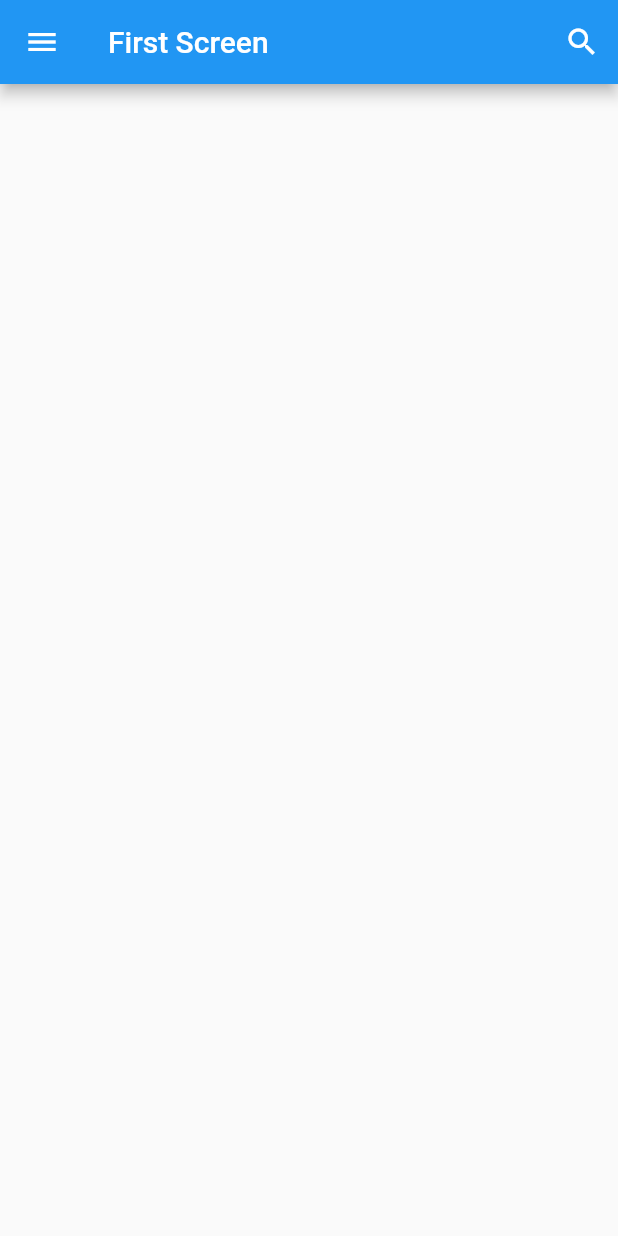
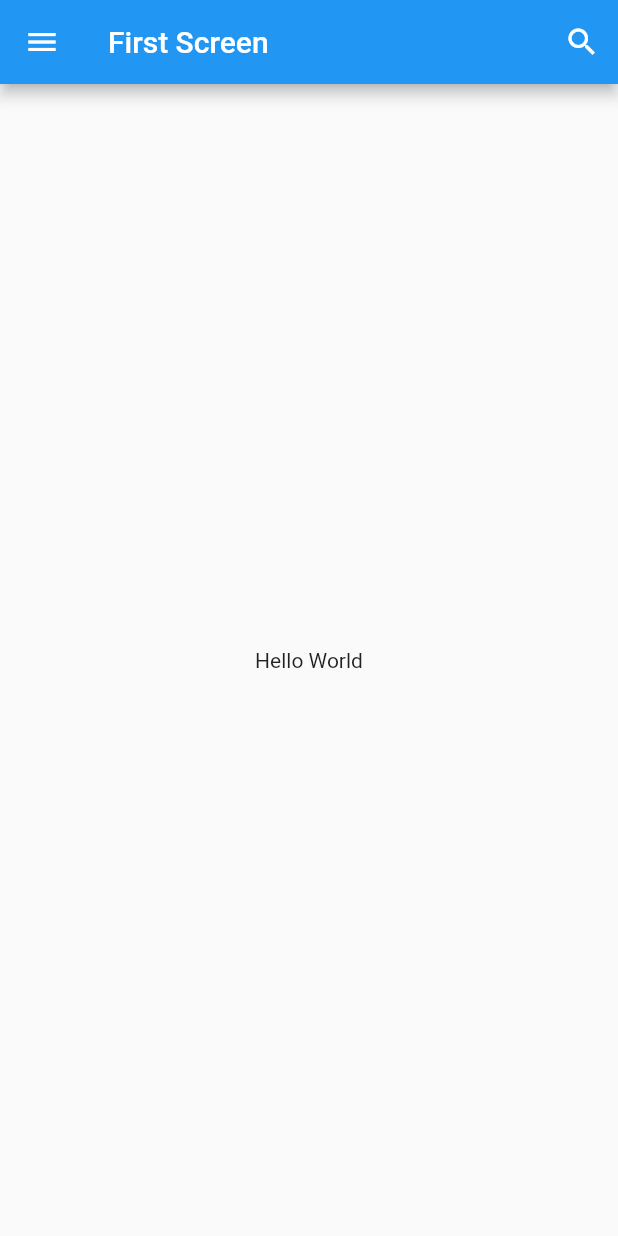
Before and after one commit to saifudinzezy/flutter-pemula, a Flutter app: the screen it shows after launch, on a phone screen of 412 x 824 dp. Run offline on Flutter 3.47's test engine with Material 2 defaults, Android fonts, the phone set to English and light mode, and no system bars.

Commit message:
scaffold body

```diff
--- a/lib/main.dart
+++ b/lib/main.dart
@@ -39,6 +39,9 @@ class FirstScreen extends StatelessWidget {
           ),
         ],
       ),
+      body: Center(
+        child: Text("Hello World"),
+      ),
     );
   }
 }
```
